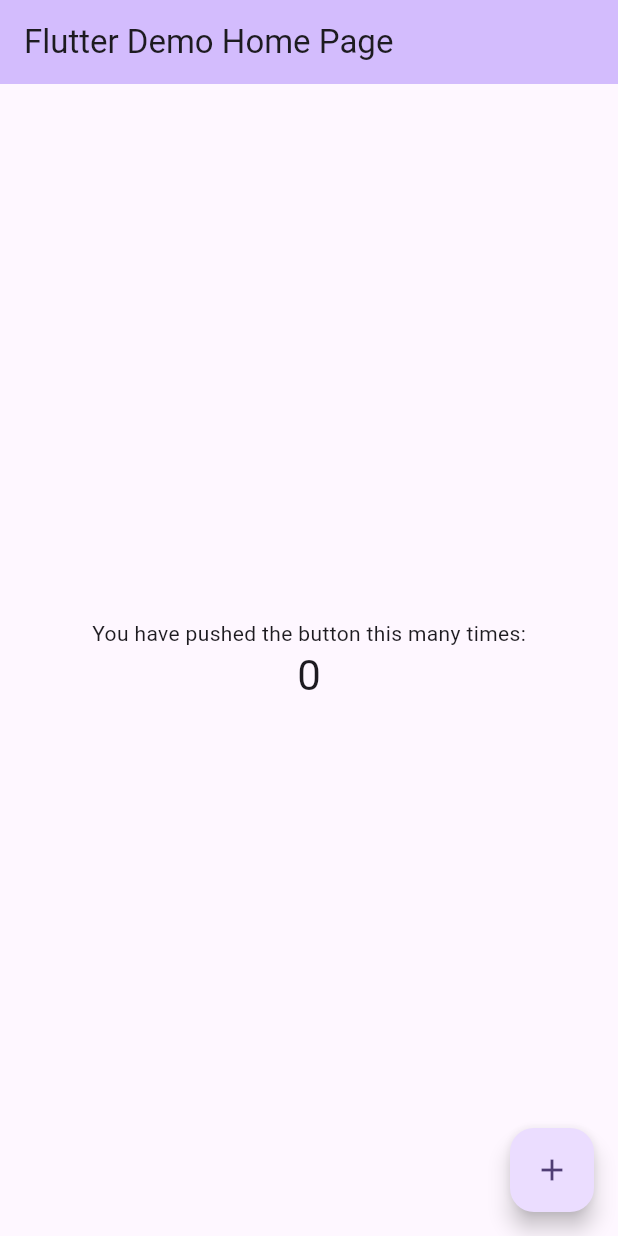
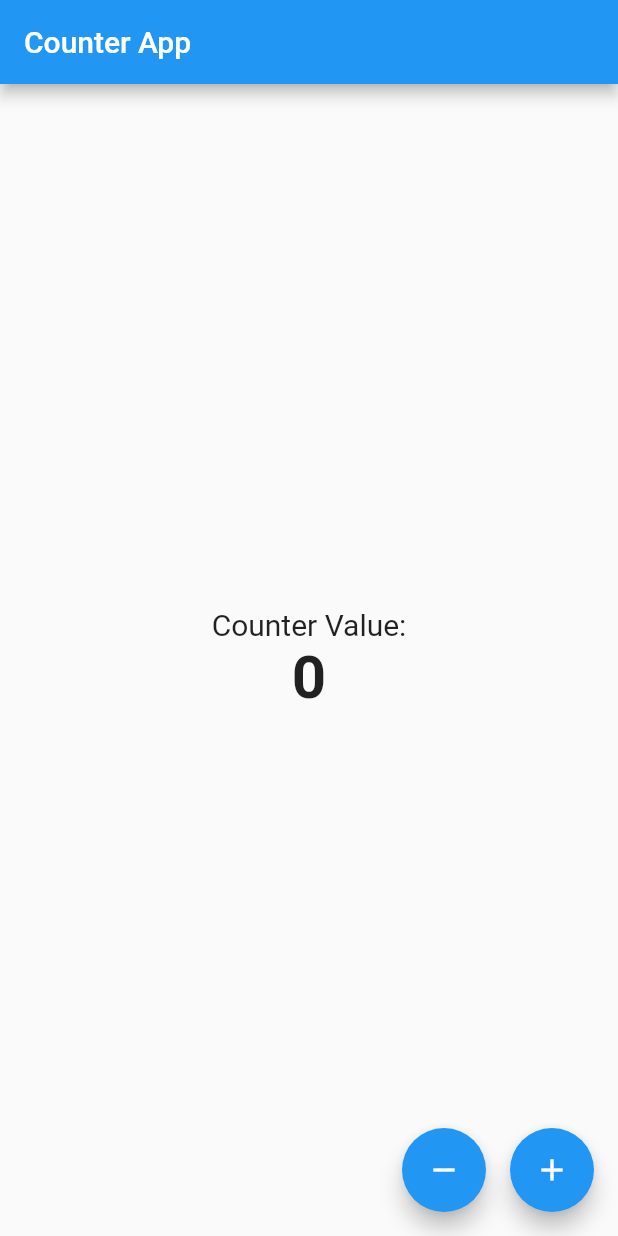
Before and after one commit to devambarbhaya/22B2113_IntroToAppDev, a Flutter app: the screen it shows after launch, on a phone screen of 412 x 824 dp. Run offline on Flutter 3.47's test engine with Material 2 defaults, Android fonts, the light colour scheme and no system bars.

Commit message:
second commit

```diff
--- a/first/lib/main.dart
+++ b/first/lib/main.dart
@@ -1,125 +1,79 @@
 import 'package:flutter/material.dart';
 
 void main() {
-  runApp(const MyApp());
+  runApp(CounterApp());
 }
 
-class MyApp extends StatelessWidget {
-  const MyApp({super.key});
-
-  // This widget is the root of your application.
+class CounterApp extends StatelessWidget {
   @override
   Widget build(BuildContext context) {
     return MaterialApp(
-      title: 'Flutter Demo',
+      title: 'Counter App',
       theme: ThemeData(
-        // This is the theme of your application.
-        //
-        // TRY THIS: Try running your application with "flutter run". You'll see
-        // the application has a blue toolbar. Then, without quitting the app,
-        // try changing the seedColor in the colorScheme below to Colors.green
-        // and then invoke "hot reload" (save your changes or press the "hot
-        // reload" button in a Flutter-supported IDE, or press "r" if you used
-        // the command line to start the app).
-        //
-        // Notice that the counter didn't reset back to zero; the application
-        // state is not lost during the reload. To reset the state, use hot
-        // restart instead.
-        //
-        // This works for code too, not just values: Most code changes can be
-        // tested with just a hot reload.
-        colorScheme: ColorScheme.fromSeed(seedColor: Colors.deepPurple),
-        useMaterial3: true,
+        primarySwatch: Colors.blue,
       ),
-      home: const MyHomePage(title: 'Flutter Demo Home Page'),
+      home: CounterPage(),
     );
   }
 }
 
-class MyHomePage extends StatefulWidget {
-  const MyHomePage({super.key, required this.title});
-
-  // This widget is the home page of your application. It is stateful, meaning
-  // that it has a State object (defined below) that contains fields that affect
-  // how it looks.
-
-  // This class is the configuration for the state. It holds the values (in this
-  // case the title) provided by the parent (in this case the App widget) and
-  // used by the build method of the State. Fields in a Widget subclass are
-  // always marked "final".
-
-  final String title;
-
+class CounterPage extends StatefulWidget {
   @override
-  State<MyHomePage> createState() => _MyHomePageState();
+  _CounterPageState createState() => _CounterPageState();
 }
 
-class _MyHomePageState extends State<MyHomePage> {
+class _CounterPageState extends State<CounterPage> {
   int _counter = 0;
 
   void _incrementCounter() {
     setState(() {
-      // This call to setState tells the Flutter framework that something has
-      // changed in this State, which causes it to rerun the build method below
-      // so that the display can reflect the updated values. If we changed
-      // _counter without calling setState(), then the build method would not be
-      // called again, and so nothing would appear to happen.
       _counter++;
+    });
+  }
+
+  void _decrementCounter() {
+    setState(() {
+      _counter--;
     });
   }
 
   @override
   Widget build(BuildContext context) {
-    // This method is rerun every time setState is called, for instance as done
-    // by the _incrementCounter method above.
-    //
-    // The Flutter framework has been optimized to make rerunning build methods
-    // fast, so that you can just rebuild anything that needs updating rather
-    // than having to individually change instances of widgets.
     return Scaffold(
       appBar: AppBar(
-        // TRY THIS: Try changing the color here to a specific color (to
-        // Colors.amber, perhaps?) and trigger a hot reload to see the AppBar
-        // change color while the other colors stay the same.
-        backgroundColor: Theme.of(context).colorScheme.inversePrimary,
-        // Here we take the value from the MyHomePage object that was created by
-        // the App.build method, and use it to set our appbar title.
-        title: Text(widget.title),
+        title: Text('Counter App'),
       ),
       body: Center(
-        // Center is a layout widget. It takes a single child and positions it
-        // in the middle of the parent.
         child: Column(
-          // Column is also a layout widget. It takes a list of children and
-          // arranges them vertically. By default, it sizes itself to fit its
-          // children horizontally, and tries to be as tall as its parent.
-          //
-          // Column has various properties to control how it sizes itself and
-          // how it positions its children. Here we use mainAxisAlignment to
-          // center the children vertically; the main axis here is the vertical
-          // axis because Columns are vertical (the cross axis would be
-          // horizontal).
-          //
-          // TRY THIS: Invoke "debug painting" (choose the "Toggle Debug Paint"
-          // action in the IDE, or press "p" in the console), to see the
-          // wireframe for each widget.
           mainAxisAlignment: MainAxisAlignment.center,
           children: <Widget>[
-            const Text(
-              'You have pushed the button this many times:',
+            Text(
+              'Counter Value:',
+              style: TextStyle(fontSize: 20),
             ),
             Text(
               '$_counter',
-              style: Theme.of(context).textTheme.headlineMedium,
+              style: TextStyle(fontSize: 40, fontWeight: FontWeight.bold),
             ),
           ],
         ),
       ),
-      floatingActionButton: FloatingActionButton(
-        onPressed: _incrementCounter,
-        tooltip: 'Increment',
-        child: const Icon(Icons.add),
-      ), // This trailing comma makes auto-formatting nicer for build methods.
+      floatingActionButton: Row(
+        mainAxisAlignment: MainAxisAlignment.end,
+        children: [
+          FloatingActionButton(
+            onPressed: _decrementCounter,
+            tooltip: 'Decrement',
+            child: Icon(Icons.remove),
+          ),
+          SizedBox(width: 16),
+          FloatingActionButton(
+            onPressed: _incrementCounter,
+            tooltip: 'Increment',
+            child: Icon(Icons.add),
+          ),
+        ],
+      ),
     );
   }
 }
```
